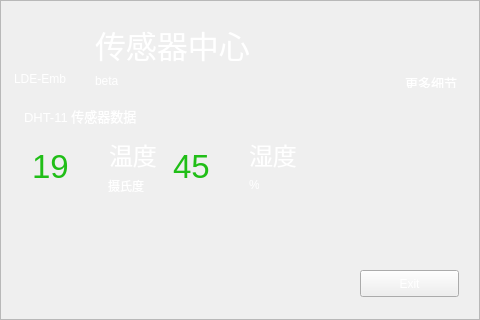
First picture: the form in src/tmmonitor/form.ui, repository xuzhuoyi/LDE-Embedded, before the edit.
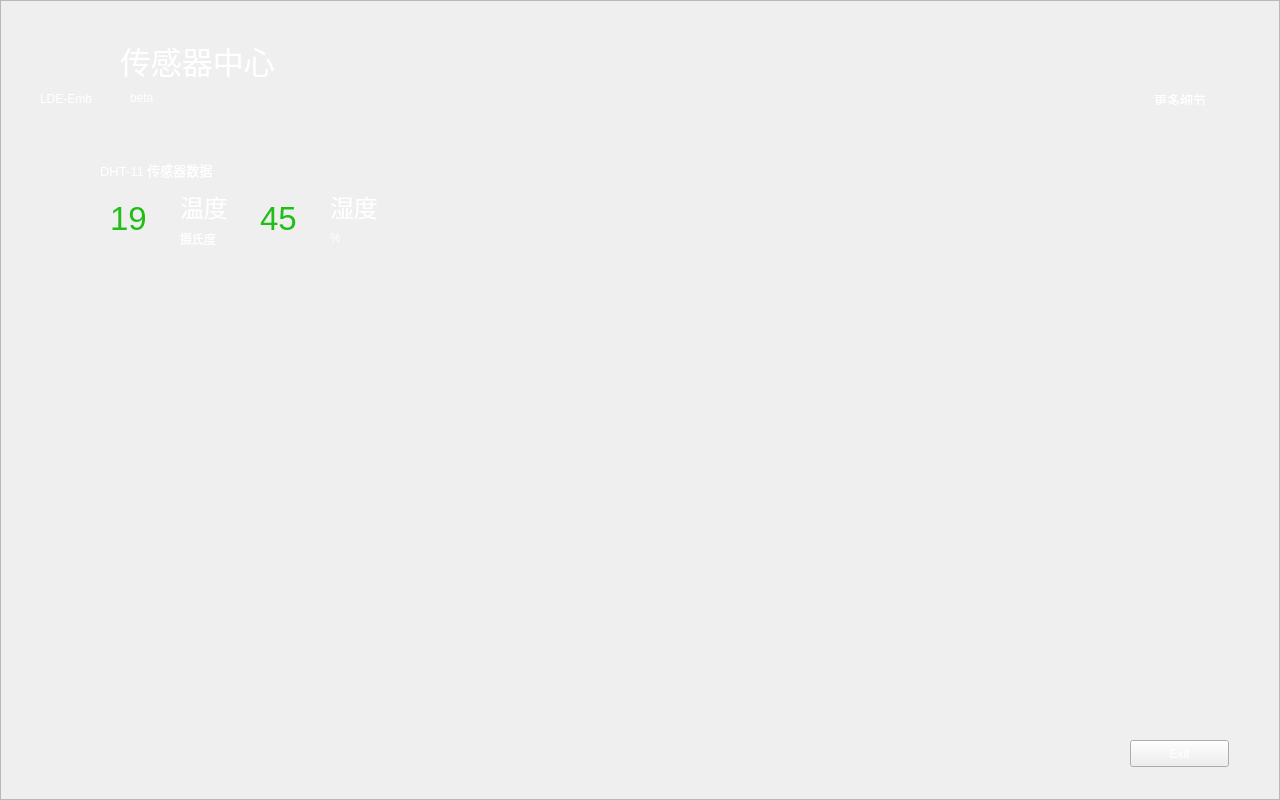
Second picture: the form after the edit. Icons and pictures are not drawn.

Diff of the .ui file:
```diff
--- a/src/tmmonitor/form.ui
+++ b/src/tmmonitor/form.ui
@@ -6,8 +6,8 @@
    <rect>
     <x>0</x>
     <y>0</y>
-    <width>480</width>
-    <height>320</height>
+    <width>1280</width>
+    <height>800</height>
    </rect>
   </property>
   <property name="windowTitle">
@@ -18,8 +18,8 @@
     <rect>
      <x>0</x>
      <y>0</y>
-     <width>480</width>
-     <height>320</height>
+     <width>1280</width>
+     <height>800</height>
     </rect>
    </property>
    <property name="styleSheet">
@@ -35,8 +35,8 @@
    <widget class="QLabel" name="label">
     <property name="geometry">
      <rect>
-      <x>24</x>
-      <y>24</y>
+      <x>50</x>
+      <y>40</y>
       <width>48</width>
       <height>48</height>
      </rect>
@@ -54,8 +54,8 @@
    <widget class="QLabel" name="label_2">
     <property name="geometry">
      <rect>
-      <x>14</x>
-      <y>70</y>
+      <x>40</x>
+      <y>90</y>
       <width>68</width>
       <height>18</height>
      </rect>
@@ -70,8 +70,8 @@
    <widget class="QLabel" name="label_3">
     <property name="geometry">
      <rect>
-      <x>95</x>
-      <y>24</y>
+      <x>120</x>
+      <y>40</y>
       <width>164</width>
       <height>40</height>
      </rect>
@@ -88,8 +88,8 @@
    <widget class="QLabel" name="label_4">
     <property name="geometry">
      <rect>
-      <x>95</x>
-      <y>73</y>
+      <x>130</x>
+      <y>90</y>
       <width>31</width>
       <height>15</height>
      </rect>
@@ -101,8 +101,8 @@
    <widget class="QLabel" name="label_5">
     <property name="geometry">
      <rect>
-      <x>24</x>
-      <y>106</y>
+      <x>100</x>
+      <y>160</y>
       <width>120</width>
       <height>19</height>
      </rect>
@@ -119,8 +119,8 @@
    <widget class="QLabel" name="labelTemp">
     <property name="geometry">
      <rect>
-      <x>32</x>
-      <y>138</y>
+      <x>110</x>
+      <y>190</y>
       <width>60</width>
       <height>56</height>
      </rect>
@@ -143,8 +143,8 @@
    <widget class="QLabel" name="label_7">
     <property name="geometry">
      <rect>
-      <x>109</x>
-      <y>138</y>
+      <x>180</x>
+      <y>190</y>
       <width>48</width>
       <height>33</height>
      </rect>
@@ -161,8 +161,8 @@
    <widget class="QLabel" name="label_8">
     <property name="geometry">
      <rect>
-      <x>108</x>
-      <y>177</y>
+      <x>180</x>
+      <y>230</y>
       <width>36</width>
       <height>17</height>
      </rect>
@@ -179,8 +179,8 @@
    <widget class="QLabel" name="labelHumi">
     <property name="geometry">
      <rect>
-      <x>173</x>
-      <y>138</y>
+      <x>260</x>
+      <y>190</y>
       <width>60</width>
       <height>56</height>
      </rect>
@@ -200,8 +200,8 @@
    <widget class="QLabel" name="label_10">
     <property name="geometry">
      <rect>
-      <x>249</x>
-      <y>138</y>
+      <x>330</x>
+      <y>190</y>
       <width>48</width>
       <height>33</height>
      </rect>
@@ -218,8 +218,8 @@
    <widget class="QLabel" name="label_11">
     <property name="geometry">
      <rect>
-      <x>249</x>
-      <y>177</y>
+      <x>330</x>
+      <y>230</y>
       <width>10</width>
       <height>15</height>
      </rect>
@@ -236,8 +236,8 @@
    <widget class="QLabel" name="label_12">
     <property name="geometry">
      <rect>
-      <x>406</x>
-      <y>24</y>
+      <x>1156</x>
+      <y>40</y>
       <width>48</width>
       <height>48</height>
      </rect>
@@ -255,8 +255,8 @@
    <widget class="QLabel" name="label_13">
     <property name="geometry">
      <rect>
-      <x>396</x>
-      <y>73</y>
+      <x>1145</x>
+      <y>90</y>
       <width>70</width>
       <height>15</height>
      </rect>
@@ -273,8 +273,8 @@
    <widget class="QPushButton" name="pushButton">
     <property name="geometry">
      <rect>
-      <x>360</x>
-      <y>270</y>
+      <x>1130</x>
+      <y>740</y>
       <width>99</width>
       <height>27</height>
      </rect>
```
